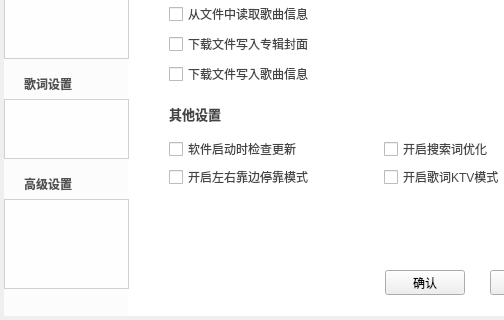
Above: TTKModule/TTKWidget/musicUiKits/musicWidgetKits/musicsettingwidget.ui from Greedysky/TTKMusicPlayer before the change; both pictures show x 0 to 504 and y 150 to 470 of the 618 by 470 pixel window. Below: the same form after it.
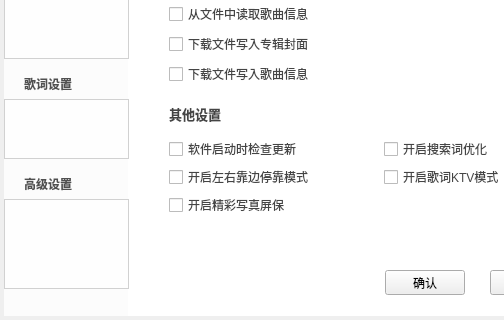
That is the form after the change. The open tabs and pages were chosen to show the change. Custom widgets are drawn as their Qt base class.

Commit message: Add desktop saver module[794631]

Diff of the .ui file:
```diff
--- a/TTKModule/TTKWidget/musicUiKits/musicWidgetKits/musicsettingwidget.ui
+++ b/TTKModule/TTKWidget/musicUiKits/musicWidgetKits/musicsettingwidget.ui
@@ -1314,6 +1314,19 @@
       <string>下载文件写入歌曲信息</string>
      </property>
     </widget>
+    <widget class="QCheckBox" name="otherDesktopSaverCheckBox">
+     <property name="geometry">
+      <rect>
+       <x>25</x>
+       <y>306</y>
+       <width>190</width>
+       <height>20</height>
+      </rect>
+     </property>
+     <property name="text">
+      <string>开启精彩写真屏保</string>
+     </property>
+    </widget>
    </widget>
    <widget class="QWidget" name="six">
     <widget class="MusicThemeLineLabel" name="DbaseSetSongWordWidget">
```
Left out of the diff: 2 changed lines with no effect on the pictures. The commit also changes 23 other files.
